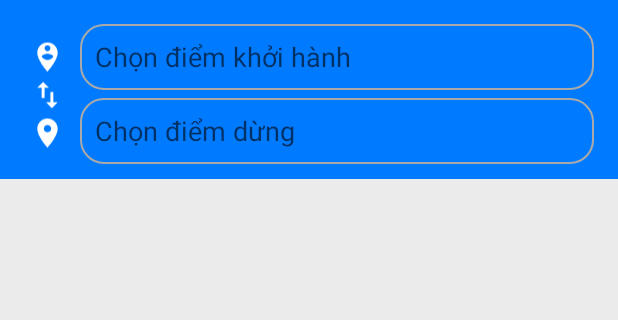
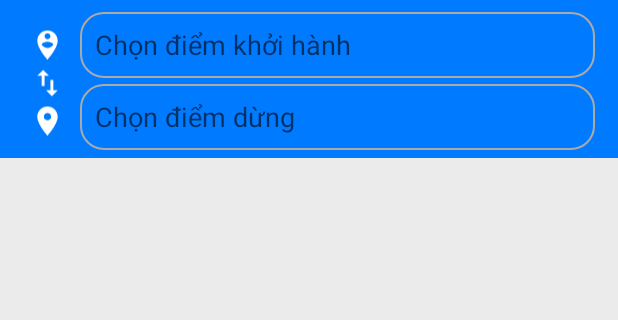
Before and after one commit to thanhthinh95/vcar_app, an Android app: the layout fragment_home.xml on its own in the app's theme, with its tools: preview values and no code run, on a phone screen of 412 x 824 dp, the part 76-396 px from its top. Run offline under Robolectric (Android 15) with nearby library versions, the phone set to English and light mode, and no system bars.

Commit message:
create animation findCarSupplier

```diff
--- a/app/src/main/java/com/example/Adapter/CarAdapter.java
+++ b/app/src/main/java/com/example/Adapter/CarAdapter.java
@@ -84,7 +84,7 @@ public class CarAdapter extends RecyclerView.Adapter<CarAdapter.MyViewHolder> {
         if(item.getImage().length() > 0){
             Picasso.get()
                     .load(context.getResources().getString(R.string.host) + item.getImage())
-                    .placeholder(R.drawable.ic_cloud_download_black_24dp)
+                    .placeholder(R.drawable.icon_download)
                     .error(R.drawable.ic_directions_bus_black_24dp)
                     .into(holder.img_Image);
 
--- a/app/src/main/res/drawable/ic_cloud_download_black_24dp.xml
+++ /dev/null
@@ -1,5 +0,0 @@
-<vector android:height="24dp" android:tint="@color/black_overlay"
-    android:viewportHeight="24.0" android:viewportWidth="24.0"
-    android:width="24dp" xmlns:android="http://schemas.android.com/apk/res/android">
-    <path android:fillColor="#FF000000" android:pathData="M19.35,10.04C18.67,6.59 15.64,4 12,4 9.11,4 6.6,5.64 5.35,8.04 2.34,8.36 0,10.91 0,14c0,3.31 2.69,6 6,6h13c2.76,0 5,-2.24 5,-5 0,-2.64 -2.05,-4.78 -4.65,-4.96zM17,13l-5,5 -5,-5h3V9h4v4h3z"/>
-</vector>
--- a/app/src/main/res/layout/fragment_home.xml
+++ b/app/src/main/res/layout/fragment_home.xml
@@ -6,10 +6,116 @@
     android:layout_height="match_parent">
 
     <androidx.constraintlayout.widget.ConstraintLayout
-        android:id="@+id/constraintLayout4"
-        android:layout_width="match_parent"
-        android:layout_height="170dp"
-        android:background="@color/colorPrimaryDark">
+        android:id="@+id/conlay_home_find"
+        android:layout_width="0dp"
+        android:layout_height="wrap_content"
+        android:animateLayoutChanges="true"
+        android:background="@color/colorPrimaryDark"
+
+        app:layout_constraintEnd_toEndOf="parent"
+        app:layout_constraintStart_toStartOf="parent"
+        app:layout_constraintTop_toBottomOf="@+id/conlay_home_title">
+
+        <AutoCompleteTextView
+            android:id="@+id/auto_home_start"
+            android:layout_width="0dp"
+            android:layout_height="44dp"
+            android:layout_marginStart="10dp"
+            android:layout_marginTop="8dp"
+            android:layout_marginEnd="15dp"
+            android:background="@drawable/background_edittext_while"
+            android:completionThreshold="1"
+            android:hint="@string/home_hint_start"
+            android:imeOptions="actionNext"
+            android:singleLine="true"
+            android:textColor="@android:color/white"
+            app:layout_constraintEnd_toEndOf="parent"
+            app:layout_constraintStart_toEndOf="@+id/img_home_start"
+            app:layout_constraintTop_toTopOf="parent" />
+
+        <AutoCompleteTextView
+            android:id="@+id/auto_home_end"
+            android:layout_width="0dp"
+            android:layout_height="44dp"
+            android:layout_marginStart="10dp"
+            android:layout_marginTop="4dp"
+            android:layout_marginEnd="15dp"
+            android:layout_marginBottom="5dp"
+            android:background="@drawable/background_edittext_while"
+            android:completionThreshold="1"
+            android:hint="@string/home_hint_stop"
+            android:imeOptions="actionGo"
+            android:singleLine="true"
+            android:textColor="@android:color/white"
+            app:layout_constraintBottom_toBottomOf="parent"
+            app:layout_constraintEnd_toEndOf="parent"
+            app:layout_constraintStart_toEndOf="@+id/img_home_end"
+            app:layout_constraintTop_toBottomOf="@+id/auto_home_start" />
+
+        <Button
+            android:id="@+id/btn_home_removeEnd"
+            android:layout_width="30dp"
+            android:layout_height="30dp"
+            android:layout_marginTop="7dp"
+            android:layout_marginEnd="6dp"
+            android:background="@android:drawable/ic_delete"
+            android:backgroundTint="@color/colorAccent"
+            android:textColor="@android:color/white"
+            android:visibility="invisible"
+            app:layout_constraintEnd_toEndOf="@+id/auto_home_end"
+            app:layout_constraintTop_toTopOf="@+id/auto_home_end" />
+
+        <Button
+            android:id="@+id/btn_home_removeStart"
+            android:layout_width="30dp"
+            android:layout_height="30dp"
+            android:layout_marginTop="7dp"
+            android:layout_marginEnd="6dp"
+            android:background="@android:drawable/ic_delete"
+            android:backgroundTint="@color/colorAccent"
+            android:textColor="@android:color/white"
+            android:visibility="invisible"
+            app:layout_constraintEnd_toEndOf="@+id/auto_home_start"
+            app:layout_constraintTop_toTopOf="@+id/auto_home_start" />
+
+        <ImageView
+            android:id="@+id/img_home_end"
+            android:layout_width="23dp"
+            android:layout_height="25dp"
+            android:layout_marginStart="20dp"
+            app:layout_constraintStart_toStartOf="parent"
+            app:layout_constraintTop_toBottomOf="@+id/img_home_move"
+            app:srcCompat="@drawable/ic_place_black_24dp" />
+
+        <ImageView
+            android:id="@+id/img_home_move"
+            android:layout_width="23dp"
+            android:layout_height="25dp"
+            android:layout_marginStart="20dp"
+            app:layout_constraintStart_toStartOf="parent"
+            app:layout_constraintTop_toBottomOf="@+id/img_home_start"
+            app:srcCompat="@drawable/ic_import_export_black_24dp" />
+
+        <ImageView
+            android:id="@+id/img_home_start"
+            android:layout_width="23dp"
+            android:layout_height="25dp"
+            android:layout_marginStart="20dp"
+            android:layout_marginTop="17dp"
+            app:layout_constraintStart_toStartOf="parent"
+            app:layout_constraintTop_toTopOf="parent"
+            app:srcCompat="@drawable/ic_person_pin_circle_black_24dp" />
+
+    </androidx.constraintlayout.widget.ConstraintLayout>
+
+    <androidx.constraintlayout.widget.ConstraintLayout
+        android:id="@+id/conlay_home_title"
+        android:layout_width="0dp"
+        android:layout_height="wrap_content"
+        android:background="@color/colorPrimaryDark"
+        app:layout_constraintEnd_toEndOf="parent"
+        app:layout_constraintStart_toStartOf="parent"
+        app:layout_constraintTop_toTopOf="parent">
 
         <TextView
             android:id="@+id/textView3"
@@ -25,7 +131,7 @@
             app:layout_constraintTop_toTopOf="parent" />
 
         <TextView
-            android:id="@+id/textView4"
+            android:id="@+id/txt_home_where"
             android:layout_width="wrap_content"
             android:layout_height="wrap_content"
             android:layout_marginTop="20dp"
@@ -36,106 +142,16 @@
             android:textStyle="italic"
             app:layout_constraintEnd_toEndOf="parent"
             app:layout_constraintTop_toTopOf="parent" />
-
-
-        <ImageView
-            android:id="@+id/img_home_start"
-            android:layout_width="23dp"
-            android:layout_height="25dp"
-            android:layout_marginStart="20dp"
-            android:layout_marginTop="25dp"
-            app:layout_constraintStart_toStartOf="parent"
-            app:layout_constraintTop_toBottomOf="@+id/textView3"
-            app:srcCompat="@drawable/ic_person_pin_circle_black_24dp" />
-
-        <AutoCompleteTextView
-            android:id="@+id/auto_home_start"
-            android:layout_width="0dp"
-            android:layout_height="44dp"
-            android:layout_marginStart="10dp"
-            android:layout_marginTop="16dp"
-            android:layout_marginEnd="16dp"
-            android:background="@drawable/background_edittext_while"
-            android:completionThreshold="1"
-            android:hint="@string/home_hint_start"
-            android:imeOptions="actionNext"
-            android:singleLine="true"
-            android:textColor="@android:color/white"
-            app:layout_constraintEnd_toEndOf="parent"
-            app:layout_constraintHorizontal_bias="1.0"
-            app:layout_constraintStart_toEndOf="@+id/img_home_start"
-            app:layout_constraintTop_toBottomOf="@+id/textView3" />
-
-        <ImageView
-            android:id="@+id/img_home_move"
-            android:layout_width="23dp"
-            android:layout_height="25dp"
-            android:layout_marginStart="20dp"
-            app:layout_constraintStart_toStartOf="parent"
-            app:layout_constraintTop_toBottomOf="@+id/img_home_start"
-            app:srcCompat="@drawable/ic_import_export_black_24dp" />
-
-
-        <ImageView
-            android:id="@+id/img_home_end"
-            android:layout_width="23dp"
-            android:layout_height="25dp"
-            android:layout_marginStart="20dp"
-            app:layout_constraintStart_toStartOf="parent"
-            app:layout_constraintTop_toBottomOf="@+id/img_home_move"
-            app:srcCompat="@drawable/ic_place_black_24dp" />
-
-        <AutoCompleteTextView
-            android:id="@+id/auto_home_end"
-            android:layout_width="0dp"
-            android:layout_height="44dp"
-            android:layout_marginStart="10dp"
-            android:layout_marginTop="5dp"
-            android:layout_marginEnd="16dp"
-            android:background="@drawable/background_edittext_while"
-            android:completionThreshold="1"
-            android:hint="@string/home_hint_stop"
-            android:imeOptions="actionGo"
-            android:singleLine="true"
-            android:textColor="@android:color/white"
-            app:layout_constraintEnd_toEndOf="parent"
-            app:layout_constraintStart_toEndOf="@+id/img_home_end"
-            app:layout_constraintTop_toBottomOf="@+id/auto_home_start" />
-
-        <Button
-            android:id="@+id/btn_home_removeStart"
-            android:layout_width="30dp"
-            android:layout_height="30dp"
-            android:layout_marginTop="7dp"
-            android:layout_marginEnd="5dp"
-            android:background="@android:drawable/ic_delete"
-            android:backgroundTint="@color/colorAccent"
-            android:textColor="@android:color/white"
-            android:visibility="invisible"
-            app:layout_constraintEnd_toEndOf="@+id/auto_home_start"
-            app:layout_constraintTop_toTopOf="@+id/auto_home_start" />
-
-        <Button
-            android:id="@+id/btn_home_removeEnd"
-            android:layout_width="30dp"
-            android:layout_height="30dp"
-            android:layout_marginTop="7dp"
-            android:layout_marginEnd="5dp"
-            android:background="@android:drawable/ic_delete"
-            android:backgroundTint="@color/colorAccent"
-            android:textColor="@android:color/white"
-            android:visibility="invisible"
-            app:layout_constraintEnd_toEndOf="@+id/auto_home_end"
-            app:layout_constraintTop_toTopOf="@+id/auto_home_end" />
     </androidx.constraintlayout.widget.ConstraintLayout>
 
     <androidx.swiperefreshlayout.widget.SwipeRefreshLayout
         android:id="@+id/srl_home_data"
-        android:layout_width="match_parent"
+        android:layout_width="0dp"
         android:layout_height="0dp"
         app:layout_constraintBottom_toBottomOf="parent"
-        app:layout_constraintTop_toBottomOf="@+id/constraintLayout4"
-        tools:layout_editor_absoluteX="-16dp">
+        app:layout_constraintEnd_toEndOf="parent"
+        app:layout_constraintStart_toStartOf="parent"
+        app:layout_constraintTop_toBottomOf="@+id/conlay_home_find">
 
         <androidx.recyclerview.widget.RecyclerView
             android:id="@+id/recy_home_data"
--- a/app/src/main/res/layout/item_home_car.xml
+++ b/app/src/main/res/layout/item_home_car.xml
@@ -11,7 +11,7 @@
             android:id="@+id/img_home_car_image"
             android:src="@drawable/vcar_icon_app"
             android:layout_width="match_parent"
-            android:scaleType="centerCrop"
+            android:scaleType="fitXY"
             android:layout_height="90dp"/>
 
 
```
Also changed, not shown: app/src/main/java/com/example/vcar/CheckActivity.java (+9 -6 lines), app/src/main/java/com/example/vcar/FunctionSystem.java (+19 -9 lines), app/src/main/java/com/example/vcar/fragment/fragmentHome.java (+65 -15 lines), app/src/main/res/anim/in_top.xml (added, +10 -0 lines), app/src/main/res/anim/out_top.xml (added, +10 -0 lines), app/src/main/res/values/strings.xml (+8 -1 lines), app/src/main/res/drawable-v24/icon_download.png (added).
